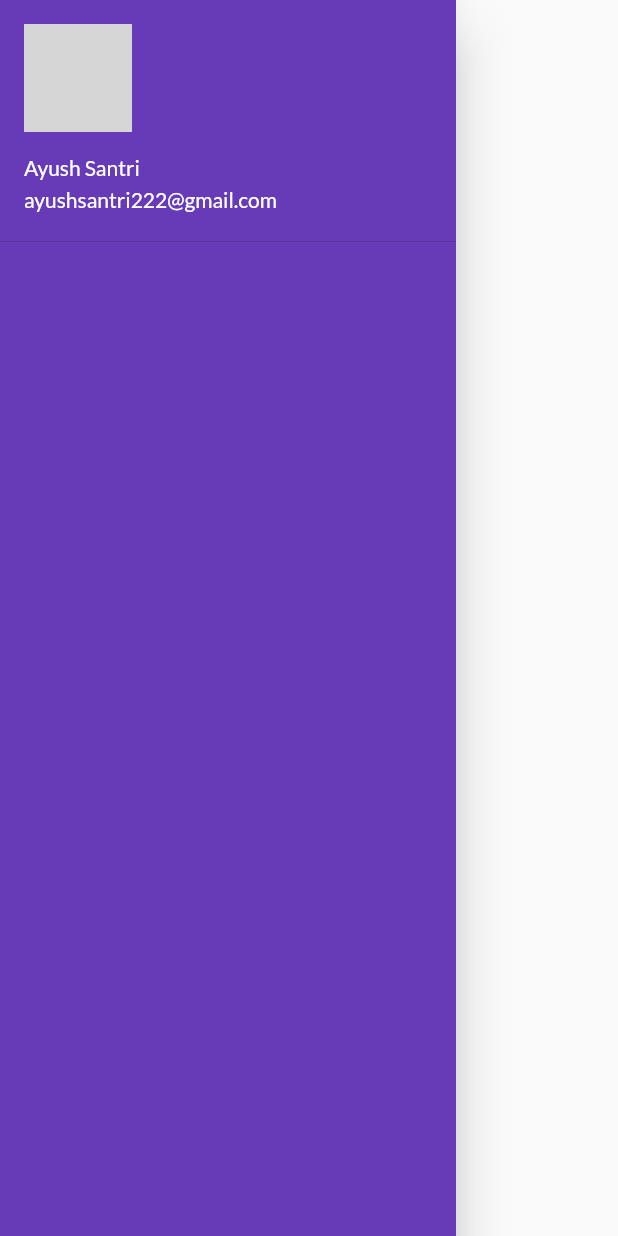
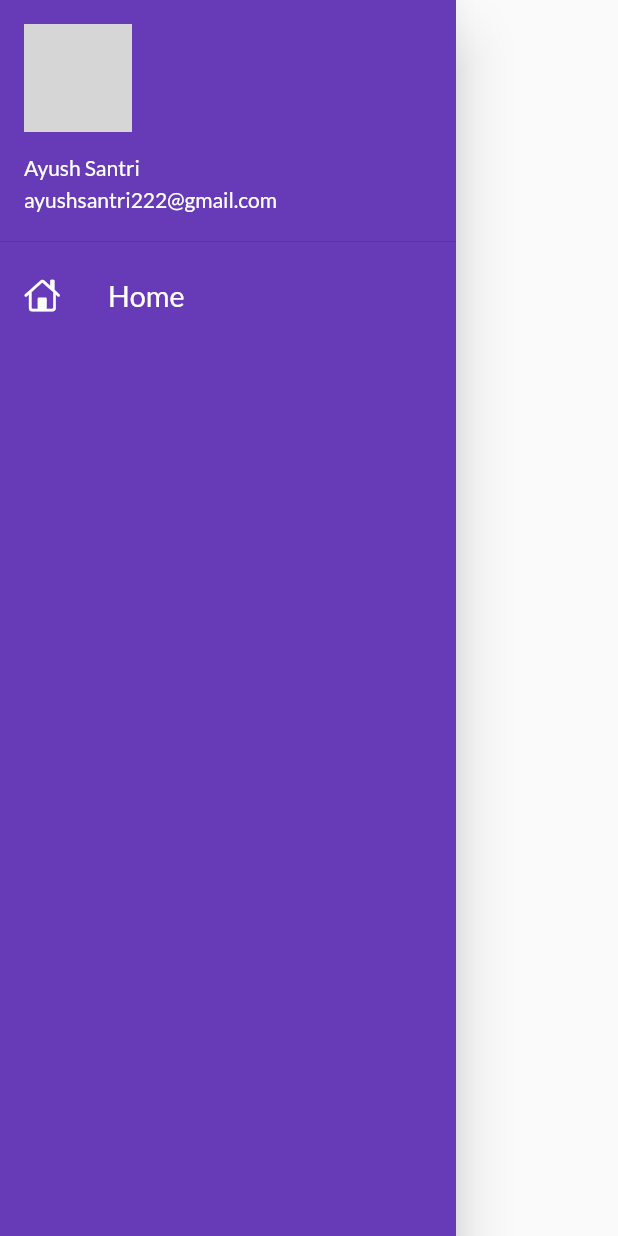
Before and after one commit to AyushSantri/E-Commerce_App, a Flutter app: the MyDrawer widget shown alone on an empty page, opened directly, on a phone screen of 412 x 824 dp. Run offline on Flutter 3.47's test engine with Material 2 defaults, Android fonts, the phone set to English and light mode, and no system bars; our stand-ins replace google_fonts; network calls fail; grey boxes are pictures that could not be loaded.

Commit message:
added ListTile in Drawer

```diff
--- a/e-commerce/lib/widgets/drawer.dart
+++ b/e-commerce/lib/widgets/drawer.dart
@@ -1,3 +1,4 @@
+import 'package:flutter/cupertino.dart';
 import 'package:flutter/material.dart';
 
 class MyDrawer extends StatelessWidget {
@@ -22,6 +23,17 @@ class MyDrawer extends StatelessWidget {
                 ),
               ),
             ),
+            const ListTile(
+              leading: Icon(
+                CupertinoIcons.home,
+                color: Colors.white,
+              ),
+              title: Text(
+                'Home',
+                textScaleFactor: 1.2,
+                style: TextStyle(color: Colors.white),
+              ),
+            ),
           ],
         ),
       ),
```
